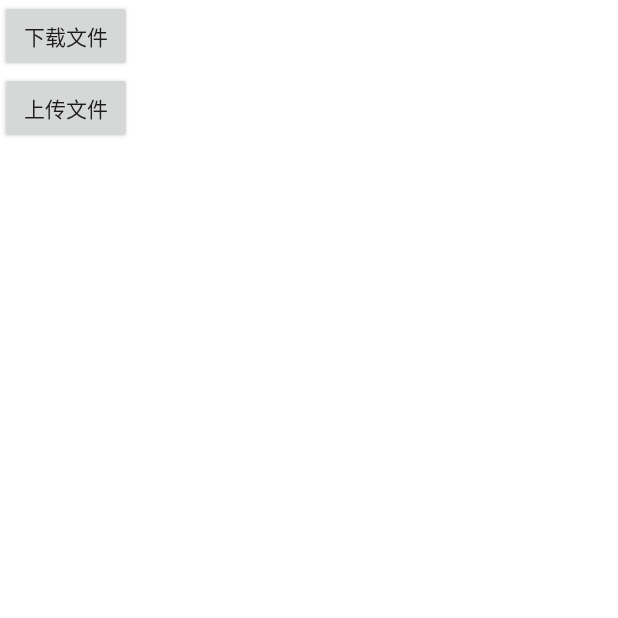
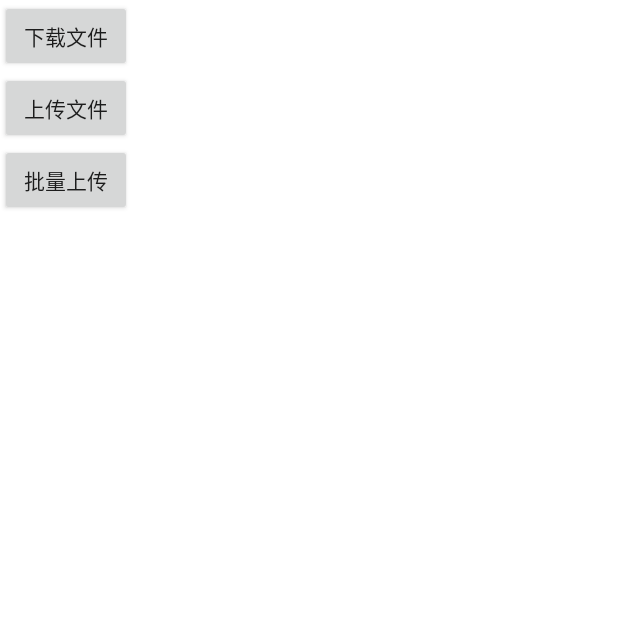
Before and after one commit to love-10/Alwayson, an Android app: the screen it shows after launch (MainActivity), after a tap on "下载文件", on a phone screen of 412 x 824 dp, the top half of it. Run offline under Robolectric (Android 15) with nearby library versions, the light colour scheme and no system bars.

Commit message:
上传文件

```diff
--- a/app/src/main/java/com/example/alwayson/net/FileDownloadService.kt
+++ b/app/src/main/java/com/example/alwayson/net/FileDownloadService.kt
@@ -8,6 +8,7 @@ import retrofit2.http.GET
 import retrofit2.http.Multipart
 import retrofit2.http.POST
 import retrofit2.http.Part
+import retrofit2.http.PartMap
 import retrofit2.http.Streaming
 import retrofit2.http.Url
 
@@ -22,4 +23,8 @@ interface FileDownloadService {
         @Part file: MultipartBody.Part,
         @Part("description") description: RequestBody
     ): Call<UploadResponse>
+
+    @Multipart
+    @POST("upload_more.php")
+    fun uploadFiles(@Part files: List<MultipartBody.Part>): Call<UploadResponse>
 }
--- a/app/src/main/java/com/example/alwayson/net/RetrofitClient.kt
+++ b/app/src/main/java/com/example/alwayson/net/RetrofitClient.kt
@@ -1,15 +1,20 @@
 package com.example.alwayson.net
 
+import com.google.gson.Gson
+import com.google.gson.GsonBuilder
 import retrofit2.Retrofit
 import retrofit2.converter.gson.GsonConverterFactory
+
 
 object RetrofitClient {
     private const val BASE_URL =
         "http://192.168.0.103:8080/" // base URL is required but can be different from the file URL
-
+    var gson: Gson = GsonBuilder()
+        .setLenient()
+        .create()
     val retrofit: Retrofit = Retrofit.Builder()
         .baseUrl(BASE_URL)
-        .addConverterFactory(GsonConverterFactory.create())
+        .addConverterFactory(GsonConverterFactory.create(gson))
         .build()
 
     val fileDownloadService: FileDownloadService = retrofit.create(FileDownloadService::class.java)
--- a/app/src/main/res/layout/activity_net.xml
+++ b/app/src/main/res/layout/activity_net.xml
@@ -16,4 +16,10 @@
         android:layout_height="wrap_content"
         android:text="上传文件" />
 
+    <Button
+        android:id="@+id/upload_more"
+        android:layout_width="wrap_content"
+        android:layout_height="wrap_content"
+        android:text="批量上传" />
+
 </LinearLayout>
```
Also changed, not shown: app/src/main/java/com/example/alwayson/net/DownLoad.kt (+23 -0 lines), app/src/main/java/com/example/alwayson/net/MainActivity.kt (+12 -4 lines).
